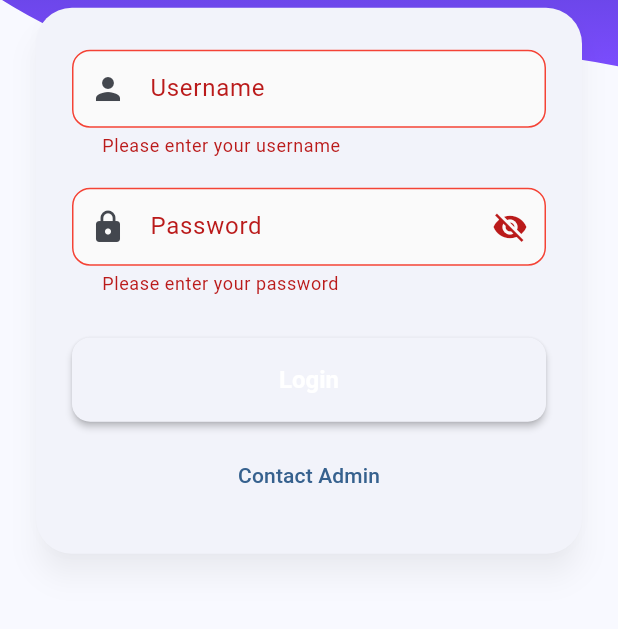
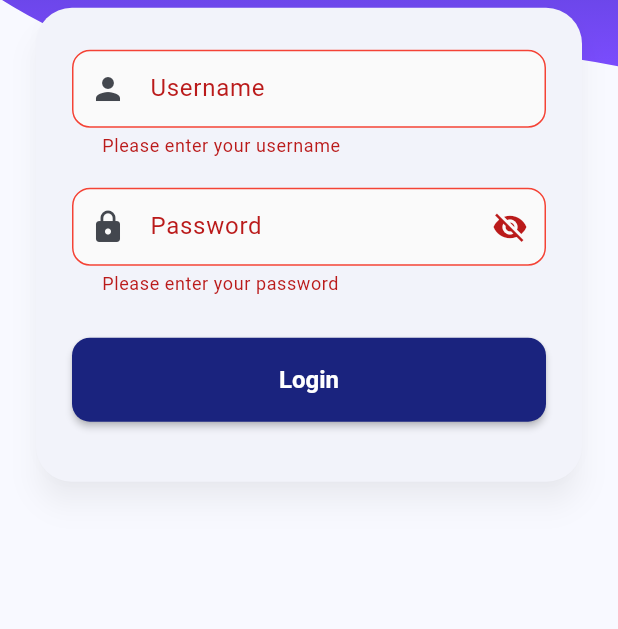
Before and after one commit to AbuHishamTareq/HR_SYSTEM, a Flutter app: the screen it shows after launch, after a tap on "Login", on a phone screen of 412 x 824 dp, the part 396-1025 px from its top. Run offline on Flutter 3.47's test engine with Material 3 defaults, Android fonts, the phone set to English and light mode, and no system bars; our stand-ins replace dio, flutter_riverpod, go_router, package_info_plus, sentry_flutter, shared_preferences; network calls fail.

Commit message:
Fix button: set deep indigo bg with white text; remove Contact Admin from form

```diff
--- a/driver-app/lib/src/screens/login_screen.dart
+++ b/driver-app/lib/src/screens/login_screen.dart
@@ -537,22 +537,6 @@ class _DriverLoginScreenState extends ConsumerState<DriverLoginScreen>
             ),
           ),
           const SizedBox(height: 12),
-
-          // ── Contact Admin ──
-          Center(
-            child: TextButton(
-              onPressed: () {
-                ScaffoldMessenger.of(context).showSnackBar(
-                  const SnackBar(
-                    content: Text(
-                      'Please contact your administrator for account issues.',
-                    ),
-                  ),
-                );
-              },
-              child: const Text('Contact Admin'),
-            ),
-          ),
         ],
       ),
     );
@@ -640,6 +624,10 @@ class _DriverLoginScreenState extends ConsumerState<DriverLoginScreen>
           child: ElevatedButton(
             onPressed: _isLoading ? null : _login,
             style: ElevatedButton.styleFrom(
+              backgroundColor: const Color(0xFF1A237E),
+              disabledBackgroundColor: const Color(0xFF1A237E).withValues(alpha: 0.6),
+              foregroundColor: Colors.white,
+              disabledForegroundColor: Colors.white.withValues(alpha: 0.7),
               shape: RoundedRectangleBorder(
                 borderRadius: BorderRadius.circular(12),
               ),
```
